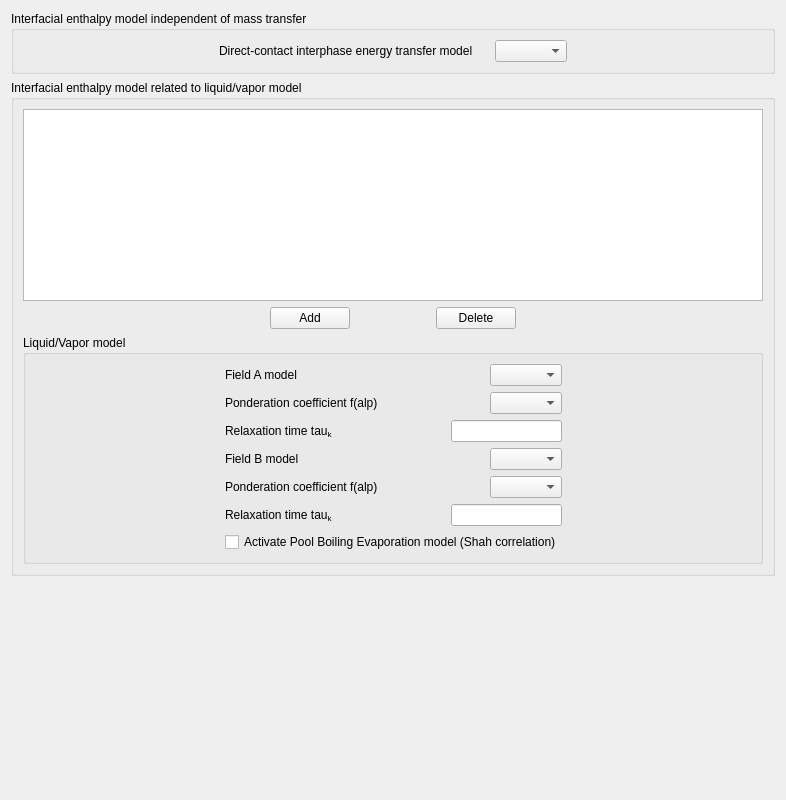
Above: gui/Pages/InterfacialEnthalpy.ui from code-saturne/code_saturne before the change. Below: the same form after it.
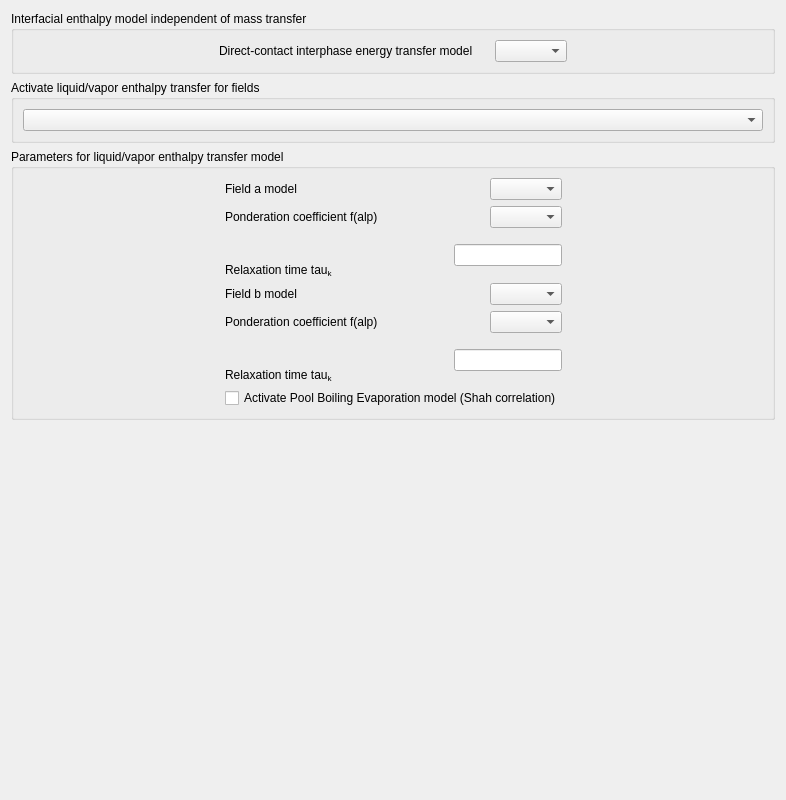
That is the form after the change.

```diff
--- a/gui/Pages/InterfacialEnthalpy.ui
+++ b/gui/Pages/InterfacialEnthalpy.ui
@@ -14,6 +14,31 @@
    <string>Form</string>
   </property>
   <layout class="QGridLayout" name="gridLayout_4">
+   <item row="1" column="0">
+    <widget class="QGroupBox" name="groupBoxEnergyTransfer">
+     <property name="title">
+      <string>Activate liquid/vapor enthalpy transfer for fields</string>
+     </property>
+     <layout class="QGridLayout" name="gridLayout_5">
+      <item row="0" column="0">
+       <widget class="QComboBox" name="comboBoxLiquidVaporFields"/>
+      </item>
+     </layout>
+    </widget>
+   </item>
+   <item row="7" column="0">
+    <spacer name="verticalSpacer">
+     <property name="orientation">
+      <enum>Qt::Vertical</enum>
+     </property>
+     <property name="sizeHint" stdset="0">
+      <size>
+       <width>20</width>
+       <height>40</height>
+      </size>
+     </property>
+    </spacer>
+   </item>
    <item row="0" column="0">
     <widget class="QGroupBox" name="groupBoxSolidEnergyTransfer">
      <property name="title">
@@ -76,92 +101,10 @@
      </layout>
     </widget>
    </item>
-   <item row="1" column="0">
-    <widget class="QGroupBox" name="groupBoxLiquidGasEnergyTransfer">
-     <property name="title">
-      <string>Interfacial enthalpy model related to liquid/vapor model</string>
-     </property>
-     <layout class="QGridLayout" name="gridLayout_2">
-      <item row="1" column="0">
-       <layout class="QHBoxLayout" name="_2">
-        <property name="spacing">
-         <number>6</number>
-        </property>
-        <property name="margin">
-         <number>0</number>
-        </property>
-        <item>
-         <spacer>
-          <property name="orientation">
-           <enum>Qt::Horizontal</enum>
-          </property>
-          <property name="sizeHint" stdset="0">
-           <size>
-            <width>17</width>
-            <height>17</height>
-           </size>
-          </property>
-         </spacer>
-        </item>
-        <item>
-         <layout class="QHBoxLayout" name="_3">
-          <property name="spacing">
-           <number>6</number>
-          </property>
-          <property name="margin">
-           <number>0</number>
-          </property>
-          <item>
-           <widget class="QPushButton" name="pushButtonAdd">
-            <property name="text">
-             <string>Add</string>
-            </property>
-           </widget>
-          </item>
-          <item>
-           <spacer>
-            <property name="orientation">
-             <enum>Qt::Horizontal</enum>
-            </property>
-            <property name="sizeHint" stdset="0">
-             <size>
-              <width>17</width>
-              <height>17</height>
-             </size>
-            </property>
-           </spacer>
-          </item>
-          <item>
-           <widget class="QPushButton" name="pushButtonDelete">
-            <property name="text">
-             <string>Delete</string>
-            </property>
-           </widget>
-          </item>
-         </layout>
-        </item>
-        <item>
-         <spacer>
-          <property name="orientation">
-           <enum>Qt::Horizontal</enum>
-          </property>
-          <property name="sizeHint" stdset="0">
-           <size>
-            <width>17</width>
-            <height>17</height>
-           </size>
-          </property>
-         </spacer>
-        </item>
-       </layout>
-      </item>
-      <item row="0" column="0">
-       <widget class="QTableView" name="tableViewLiquidGasEnergyTransfer"/>
-      </item>
-      <item row="2" column="0">
+   <item row="3" column="0">
        <widget class="QGroupBox" name="groupBoxLiquidVaporModel">
         <property name="title">
-         <string>Liquid/Vapor model</string>
+         <string>Parameters for liquid/vapor enthalpy transfer model</string>
         </property>
         <layout class="QGridLayout" name="gridLayout">
          <item row="0" column="0">
@@ -187,7 +130,7 @@
              <item>
               <widget class="QLabel" name="label_4">
                <property name="text">
-                <string>Field A model</string>
+             <string>Field a model</string>
                </property>
               </widget>
              </item>
@@ -242,10 +185,15 @@
               <widget class="QLabel" name="labelRelaxationTimeFielda">
                <property name="text">
                 <string>&lt;!DOCTYPE HTML PUBLIC &quot;-//W3C//DTD HTML 4.0//EN&quot; &quot;http://www.w3.org/TR/REC-html40/strict.dtd&quot;&gt;
-&lt;html&gt;&lt;head&gt;&lt;meta name=&quot;qrichtext&quot; content=&quot;1&quot; /&gt;&lt;style type=&quot;text/css&quot;&gt;
-p, li { white-space: pre-wrap; }
-&lt;/style&gt;&lt;/head&gt;&lt;body style=&quot; font-family:'Sans'; font-size:10pt; font-weight:400; font-style:normal;&quot;&gt;
-&lt;p style=&quot; margin-top:0px; margin-bottom:0px; margin-left:0px; margin-right:0px; -qt-block-indent:0; text-indent:0px;&quot;&gt;&lt;span style=&quot; font-family:'Sans Serif'; font-size:9pt;&quot;&gt;Relaxation time tau&lt;/span&gt;&lt;span style=&quot; font-family:'Sans Serif'; font-size:9pt; vertical-align:sub;&quot;&gt;k&lt;/span&gt;&lt;/p&gt;&lt;/body&gt;&lt;/html&gt;</string>
+              &lt;html&gt;&lt;head&gt;&lt;meta name=&quot;qrichtext&quot; content=&quot;1&quot; /&gt;&lt;style type=&quot;text/css&quot;&gt;
+              p, li { white-space: pre-wrap; }
+              &lt;/style&gt;&lt;/head&gt;&lt;body style=&quot; font-family:'Sans'; font-size:10pt; font-weight:400;
+              font-style:normal;&quot;&gt;
+              &lt;p style=&quot; margin-top:0px; margin-bottom:0px; margin-left:0px; margin-right:0px;
+              -qt-block-indent:0; text-indent:0px;&quot;&gt;&lt;span style=&quot; font-family:'Sans Serif';
+              font-size:9pt;&quot;&gt;Relaxation time tau&lt;/span&gt;&lt;span style=&quot; font-family:'Sans Serif';
+              font-size:9pt; vertical-align:sub;&quot;&gt;k&lt;/span&gt;&lt;/p&gt;&lt;/body&gt;&lt;/html&gt;
+             </string>
                </property>
               </widget>
              </item>
@@ -272,7 +220,7 @@
              <item>
               <widget class="QLabel" name="label_5">
                <property name="text">
-                <string>Field B model</string>
+             <string>Field b model</string>
                </property>
               </widget>
              </item>
@@ -327,10 +275,15 @@
               <widget class="QLabel" name="labelRelaxationTimeFieldb">
                <property name="text">
                 <string>&lt;!DOCTYPE HTML PUBLIC &quot;-//W3C//DTD HTML 4.0//EN&quot; &quot;http://www.w3.org/TR/REC-html40/strict.dtd&quot;&gt;
-&lt;html&gt;&lt;head&gt;&lt;meta name=&quot;qrichtext&quot; content=&quot;1&quot; /&gt;&lt;style type=&quot;text/css&quot;&gt;
-p, li { white-space: pre-wrap; }
-&lt;/style&gt;&lt;/head&gt;&lt;body style=&quot; font-family:'Sans'; font-size:10pt; font-weight:400; font-style:normal;&quot;&gt;
-&lt;p style=&quot; margin-top:0px; margin-bottom:0px; margin-left:0px; margin-right:0px; -qt-block-indent:0; text-indent:0px;&quot;&gt;&lt;span style=&quot; font-family:'Sans Serif'; font-size:9pt;&quot;&gt;Relaxation time tau&lt;/span&gt;&lt;span style=&quot; font-family:'Sans Serif'; font-size:9pt; vertical-align:sub;&quot;&gt;k&lt;/span&gt;&lt;/p&gt;&lt;/body&gt;&lt;/html&gt;</string>
+              &lt;html&gt;&lt;head&gt;&lt;meta name=&quot;qrichtext&quot; content=&quot;1&quot; /&gt;&lt;style type=&quot;text/css&quot;&gt;
+              p, li { white-space: pre-wrap; }
+              &lt;/style&gt;&lt;/head&gt;&lt;body style=&quot; font-family:'Sans'; font-size:10pt; font-weight:400;
+              font-style:normal;&quot;&gt;
+              &lt;p style=&quot; margin-top:0px; margin-bottom:0px; margin-left:0px; margin-right:0px;
+              -qt-block-indent:0; text-indent:0px;&quot;&gt;&lt;span style=&quot; font-family:'Sans Serif';
+              font-size:9pt;&quot;&gt;Relaxation time tau&lt;/span&gt;&lt;span style=&quot; font-family:'Sans Serif';
+              font-size:9pt; vertical-align:sub;&quot;&gt;k&lt;/span&gt;&lt;/p&gt;&lt;/body&gt;&lt;/html&gt;
+             </string>
                </property>
               </widget>
              </item>
@@ -376,22 +329,6 @@
          </item>
         </layout>
        </widget>
-      </item>
-     </layout>
-    </widget>
-   </item>
-   <item row="3" column="0">
-    <spacer name="verticalSpacer">
-     <property name="orientation">
-      <enum>Qt::Vertical</enum>
-     </property>
-     <property name="sizeHint" stdset="0">
-      <size>
-       <width>20</width>
-       <height>40</height>
-      </size>
-     </property>
-    </spacer>
    </item>
   </layout>
  </widget>
```
Left out of the diff: 3 changed lines with no effect on the pictures. Lines whose indentation alone changed are shown as unchanged.
